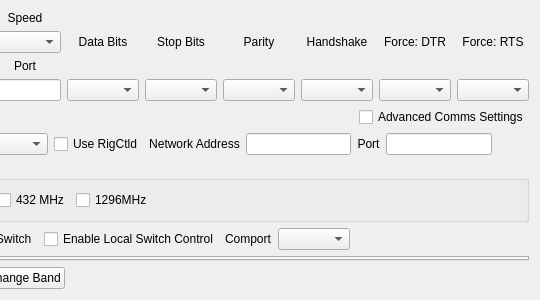
This is mqt/MqtRigControl/rigsetupform.ui in Rsclub22/Minos2-Mirror as Qt 5 draws it before an edit; both pictures show x 251 to 791 and y 0 to 300 of the 791 by 300 pixel window. The edited form follows.
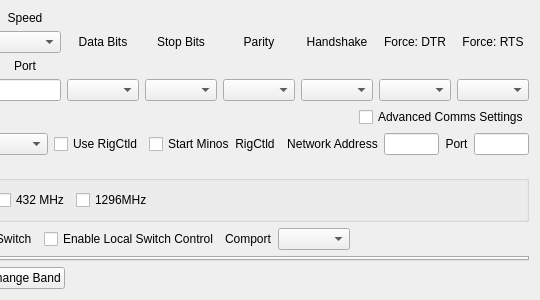
This is the edited form. Custom widgets are drawn as their Qt base class.

Commit message: add checkbox to disable starting minos rigctld fix clearing rigctld port address when network add box is clear giving an error

The edit to the form file:
```diff
--- a/mqt/MqtRigControl/rigsetupform.ui
+++ b/mqt/MqtRigControl/rigsetupform.ui
@@ -300,6 +300,13 @@
        </property>
       </widget>
      </item>
+     <item>
+      <widget class="QCheckBox" name="startMinosRigCtldChkBox">
+       <property name="text">
+        <string>Start Minos  RigCtld</string>
+       </property>
+      </widget>
+     </item>
      <item>
       <widget class="QLabel" name="rigCtldNetworkAddLbl">
        <property name="text">
```
The commit also changes 7 other files.
